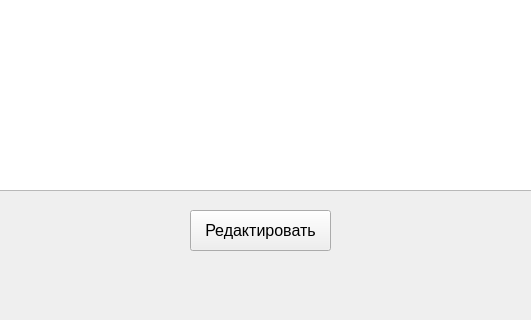
This is Hahaton/CollectedMaterials.ui in JuriMalahov/TerraSystem as Qt 5 draws it before an edit; both pictures show x 210 to 741 and y 220 to 540 of the 960 by 540 pixel window. The edited form follows.
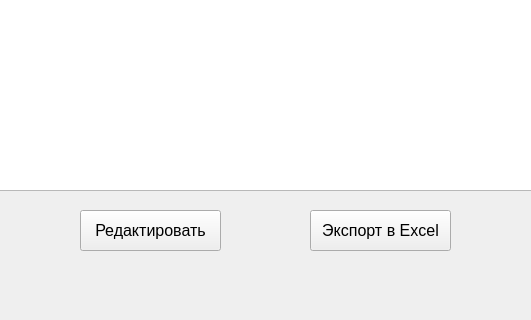
This is the edited form.

Patch:
```diff
--- a/Hahaton/CollectedMaterials.ui
+++ b/Hahaton/CollectedMaterials.ui
@@ -45,7 +45,7 @@
    <widget class="QPushButton" name="redButton">
     <property name="geometry">
      <rect>
-      <x>400</x>
+      <x>290</x>
       <y>430</y>
       <width>141</width>
       <height>41</height>
@@ -60,6 +60,24 @@
      <string>Редактировать</string>
     </property>
    </widget>
+   <widget class="QPushButton" name="exportButton">
+    <property name="geometry">
+     <rect>
+      <x>520</x>
+      <y>430</y>
+      <width>141</width>
+      <height>41</height>
+     </rect>
+    </property>
+    <property name="font">
+     <font>
+      <pointsize>12</pointsize>
+     </font>
+    </property>
+    <property name="text">
+     <string>Экспорт в Excel</string>
+    </property>
+   </widget>
   </widget>
   <widget class="QMenuBar" name="menubar">
    <property name="geometry">
```
